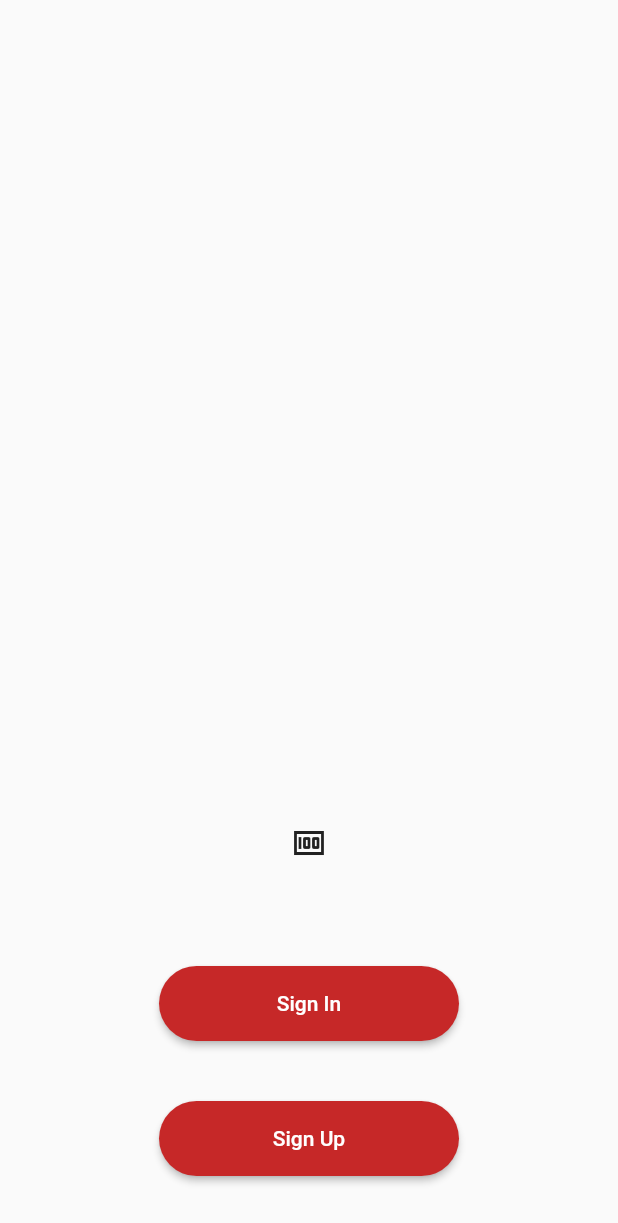
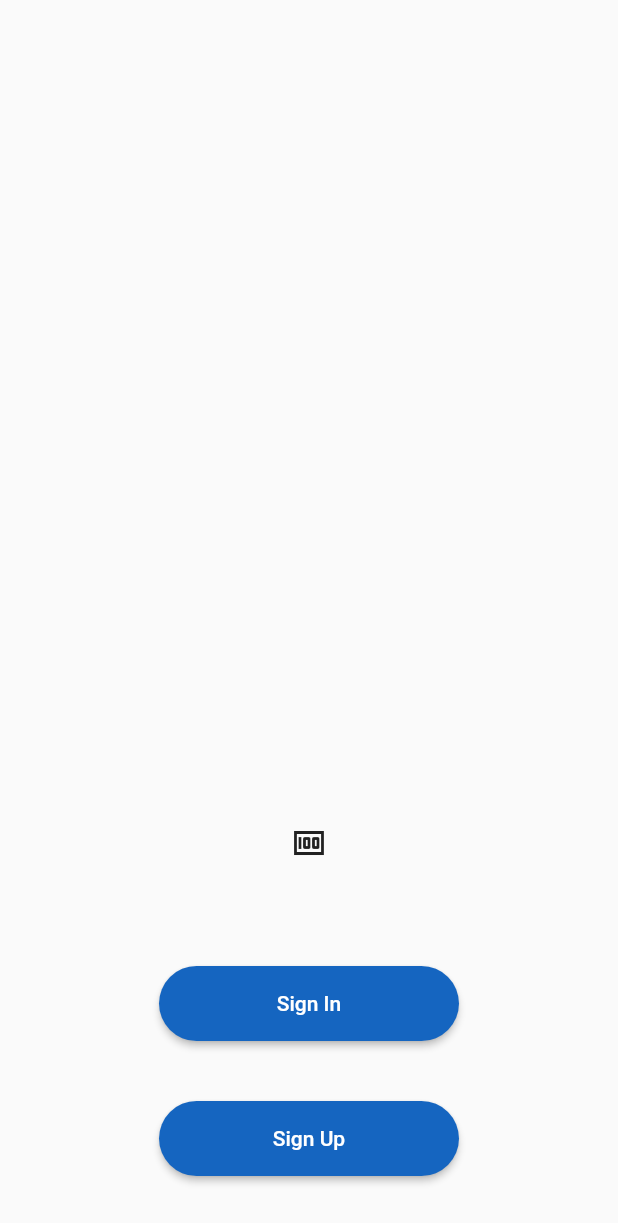
Before and after one commit to capstone-kelompok-25/loyalty-point-agent, a Flutter app: the screen it shows after launch, on a phone screen of 412 x 824 dp. Shown: the top 1223 px of the screen. Run offline on Flutter 3.47's test engine with Material 2 defaults, Android fonts, the phone set to English and light mode, and no system bars; our stand-ins replace datetime_picker_formfield, dio, email_validator, pin_code_text_field, shared_preferences; Roboto replaces fonts that are missing (Merriweather).

Commit message:
after splash screen

```diff
--- a/lib/after_splash_screen.dart
+++ b/lib/after_splash_screen.dart
@@ -1,6 +1,7 @@
 import 'package:capstone/screens/login/login_screen.dart';
 import 'package:capstone/screens/pin/pin_screen.dart';
 import 'package:capstone/screens/register/register_screen.dart';
+import 'package:capstone/view_model/login_view_model.dart';
 import 'package:capstone/view_model/user_view_model.dart';
 import 'package:flutter/material.dart';
 import 'package:provider/provider.dart';
@@ -15,7 +16,7 @@ class AfterSplashScreen extends StatefulWidget {
 class _AfterSplashScreenState extends State<AfterSplashScreen> {
   final ButtonStyle raisedButtonStyle = ElevatedButton.styleFrom(
     onPrimary: Colors.white,
-    primary: Colors.red[800],
+    primary: Colors.blue[800],
     minimumSize: const Size(200, 50),
     padding: const EdgeInsets.symmetric(horizontal: 16),
     shape: const RoundedRectangleBorder(
@@ -29,7 +30,7 @@ class _AfterSplashScreenState extends State<AfterSplashScreen> {
   void didChangeDependencies() {
     super.didChangeDependencies();
     WidgetsBinding.instance.addPostFrameCallback((timeStamp) {
-      Provider.of<UserViewModel>(context, listen: false).getAllUser();
+      Provider.of<LoginViewModel>(context, listen: false).getLogin();
     });
   }
 
```
